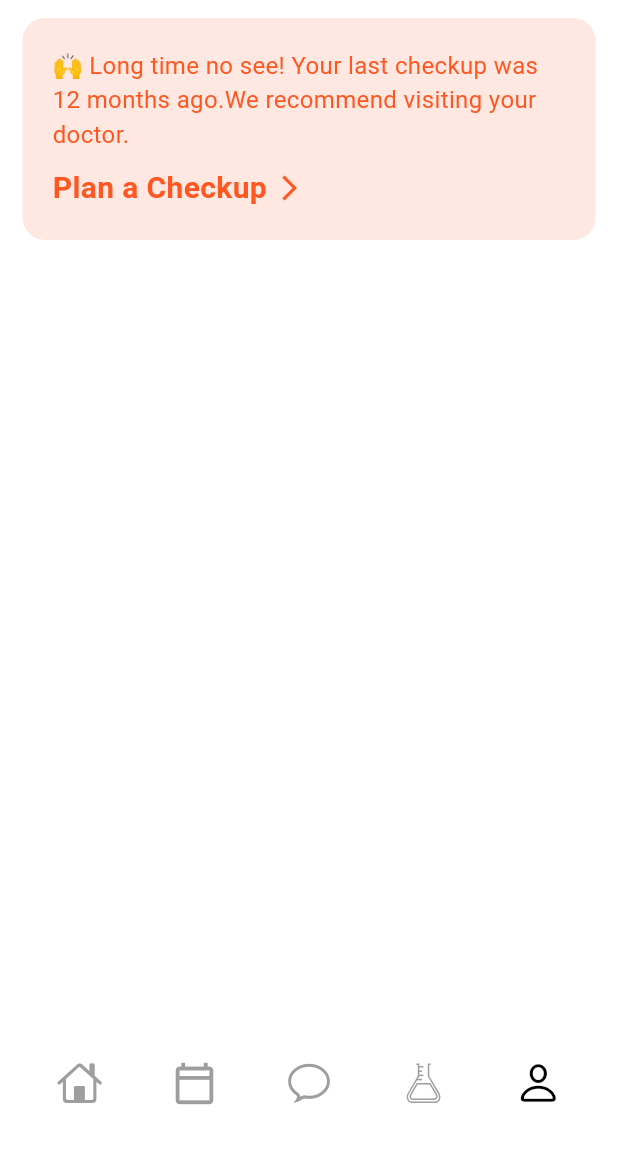
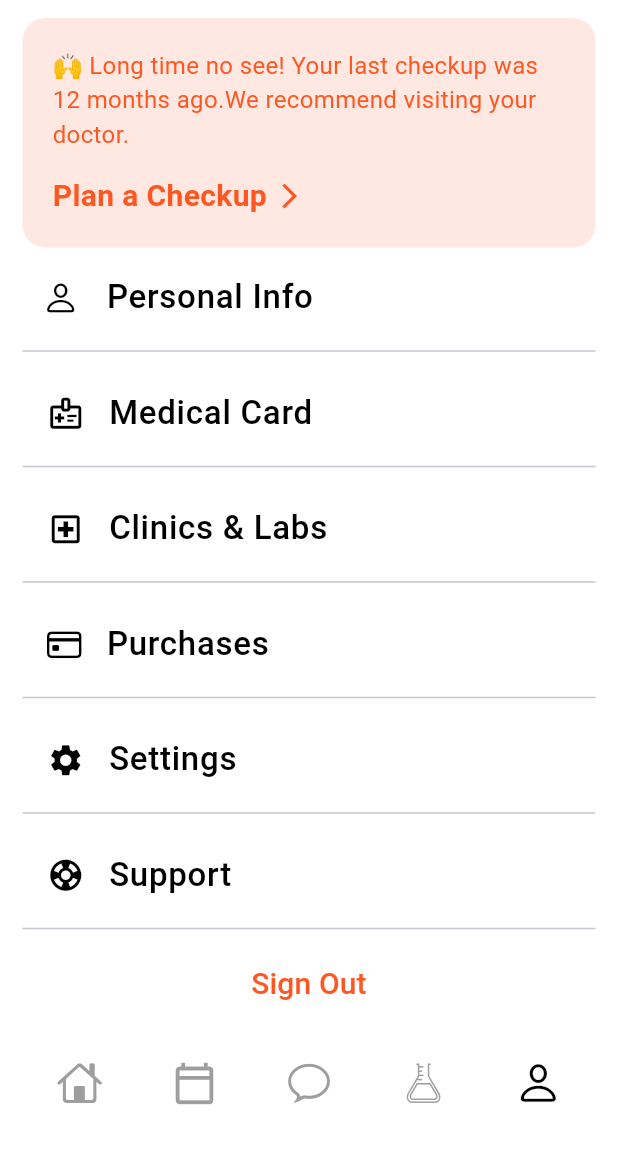
Before and after one commit to Zaidusyy/Flutter-Practice-Projects, a Flutter app: the screen it shows after launch, item 5 of the bottom bar chosen, on a phone screen of 412 x 824 dp, the part 66-1230 px from its top. Run offline on Flutter 3.47's test engine with Material 3 defaults, Android fonts, the phone set to English and light mode, and no system bars; our stand-ins replace google_fonts; missing offline and left inert: arcore_flutter_plugin.

Commit message:
profile screen almost done

```diff
--- a/day2/lib/profile.dart
+++ b/day2/lib/profile.dart
@@ -1,3 +1,4 @@
+import 'package:flutter/cupertino.dart';
 import 'package:flutter/material.dart';
 
 class Profile extends StatelessWidget {
@@ -15,9 +16,13 @@ class Profile extends StatelessWidget {
               color: Colors.black, fontWeight: FontWeight.bold, fontSize: 25),
         ),
       ),
-      body: Padding(
+      body: SingleChildScrollView(
+        child: Padding(
           padding: EdgeInsets.symmetric(horizontal: 15),
           child: Column(
+            mainAxisAlignment: MainAxisAlignment.start,
+            crossAxisAlignment: CrossAxisAlignment.start,
+            spacing: 5,
             children: [
               Container(
                 width: double.infinity,
@@ -27,7 +32,7 @@ class Profile extends StatelessWidget {
                     borderRadius: BorderRadius.circular(15)),
                 child: Column(
                   crossAxisAlignment: CrossAxisAlignment.start,
-                spacing: 10,
+                  spacing: 15,
                   children: [
                     Text(
                       '🙌 Long time no see! Your last checkup was 12 months ago.We recommend visiting your doctor.',
@@ -36,7 +41,7 @@ class Profile extends StatelessWidget {
                     InkWell(
                       highlightColor: Colors.transparent,
                       splashColor: Colors.transparent,
-                    onTap: (){},
+                      onTap: () {},
                       child: Row(
                         mainAxisAlignment: MainAxisAlignment.start,
                         crossAxisAlignment: CrossAxisAlignment.center,
@@ -60,10 +65,58 @@ class Profile extends StatelessWidget {
                   ],
                 ),
               ),
-
+              _buildprofileListTile(CupertinoIcons.person, 'Personal Info'),
+              _buildprofileListTile(
+                  Icons.medical_information_outlined, 'Medical Card'),
+              _buildprofileListTile(
+                  Icons.local_hospital_outlined, 'Clinics & Labs'),
+              _buildprofileListTile(CupertinoIcons.creditcard, 'Purchases'),
+              _buildprofileListTile(Icons.settings, 'Settings'),
+              _buildprofileListTile(Icons.support, 'Support'),
+              Align(
+                alignment: Alignment.center,
+                child: TextButton(
+                  style:  TextButton.styleFrom(
+                    splashFactory: NoSplash.splashFactory,
+                    overlayColor: Colors.transparent,
+                  ),
+                    onPressed: () {},
+                    child: Text(
+                      'Sign Out',
+                      style: TextStyle(color: Colors.deepOrange, fontSize: 20),
+                      textAlign: TextAlign.center,
+                    ),),
+              )
             ],
+          ),
         ),
       ),
     );
   }
+
+  Widget _buildprofileListTile(IconData icon, String text) => Column(
+        children: [
+          ListTile(
+            leading: Text(
+              String.fromCharCode(icon.codePoint),
+              style: TextStyle(
+                //  inherit: false,
+                color: Colors.black,
+                fontSize: 25.0,
+                fontWeight: FontWeight.w500,
+                fontFamily: icon.fontFamily,
+                package: icon.fontPackage,
+              ),
+            ),
+            title: Text(
+              text,
+              style: TextStyle(
+                  color: Colors.black,
+                  fontSize: 22,
+                  fontWeight: FontWeight.w500),
+            ),
+          ),
+          Divider(),
+        ],
+      );
 }
```
Lines whose indentation alone changed are shown as unchanged.
